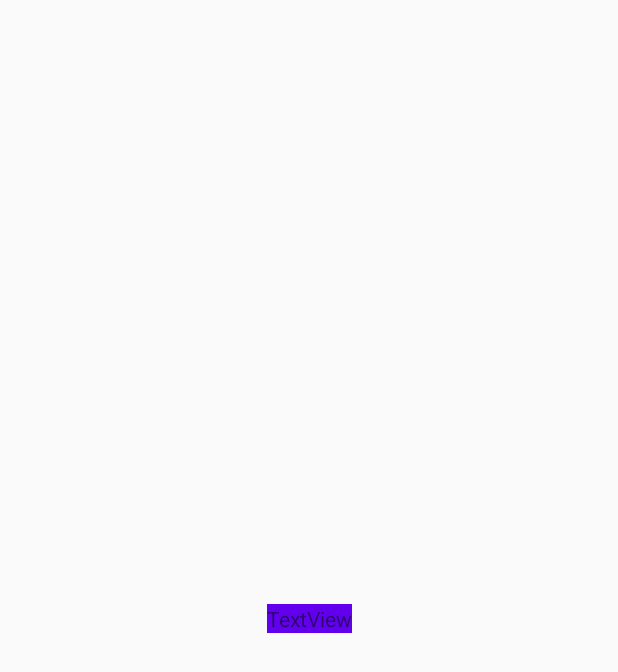
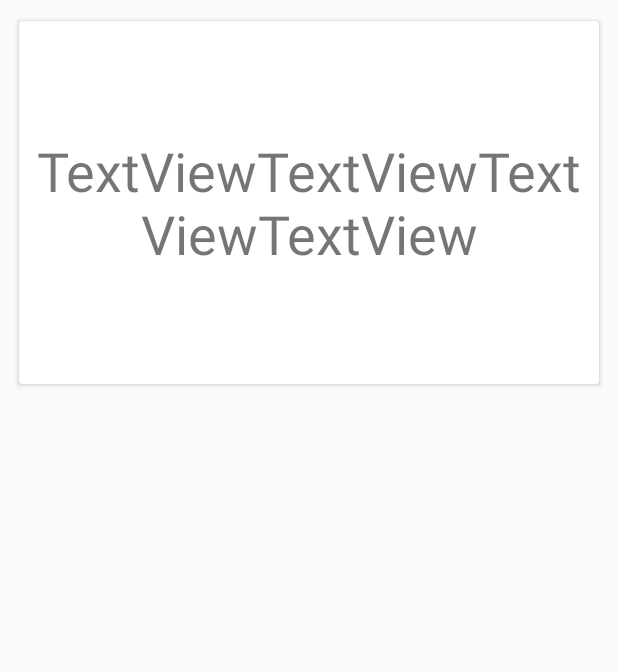
Before and after one commit to raphaelframos/matcheduc, an Android app: the layout adapter_cardstacktheme.xml on its own in the app's theme, with its tools: preview values and no code run, on a phone screen of 412 x 824 dp. Shown: the top 672 px of the screen. Run offline under Robolectric (Android 15) with nearby library versions, the phone set to English and light mode, and no system bars.

Commit message:
Tela de match com botoes

```diff
--- a/app/build.gradle
+++ b/app/build.gradle
@@ -60,4 +60,5 @@ dependencies {
     testImplementation 'junit:junit:4.12'
     androidTestImplementation 'androidx.test.ext:junit:1.1.1'
     androidTestImplementation 'androidx.test.espresso:espresso-core:3.2.0'
+    implementation 'com.android.support:recyclerview-v7:28.0.0'
 }
--- a/app/src/main/java/powellapps/matcheduc/model/Theme.kt
+++ b/app/src/main/java/powellapps/matcheduc/model/Theme.kt
@@ -1,5 +1,5 @@
 package powellapps.matcheduc.model
 
-class Theme(val name: String) {
+data class Theme(val name: String) {
 
 }
--- a/app/src/main/res/layout/adapter_cardstacktheme.xml
+++ b/app/src/main/res/layout/adapter_cardstacktheme.xml
@@ -6,20 +6,27 @@
     android:layout_width="match_parent"
     android:layout_height="match_parent">
 
-    <TextView
-        android:id="@+id/textViewName"
-        android:layout_width="wrap_content"
-        android:layout_height="wrap_content"
-        android:layout_marginStart="8dp"
-        android:layout_marginLeft="8dp"
-        android:layout_marginTop="8dp"
-        android:layout_marginEnd="8dp"
-        android:layout_marginRight="8dp"
-        android:layout_marginBottom="8dp"
+    <androidx.cardview.widget.CardView
+        android:layout_width="match_parent"
+        android:layout_height="250dp"
+        android:layout_margin="10dp"
         android:background="@color/colorPrimary"
-        android:text="TextView"
-        app:layout_constraintBottom_toBottomOf="parent"
+        app:cardUseCompatPadding="true"
         app:layout_constraintEnd_toEndOf="parent"
         app:layout_constraintStart_toStartOf="parent"
-        app:layout_constraintTop_toTopOf="parent" />
+        app:layout_constraintTop_toTopOf="parent">
+
+        <TextView
+            android:id="@+id/textViewName"
+            android:layout_width="wrap_content"
+            android:layout_height="wrap_content"
+            android:layout_gravity="center"
+            android:gravity="center_horizontal"
+            android:layout_margin="10dp"
+            android:text="TextViewTextViewTextViewTextView"
+            android:textSize="36sp" />
+
+    </androidx.cardview.widget.CardView>
+
+
 </androidx.constraintlayout.widget.ConstraintLayout>
```
Also changed, not shown: app/src/main/java/powellapps/matcheduc/ui/cardstack/TinderFragment.kt (+15 -1 lines), app/src/main/res/drawable/like_green_24dp.xml (added, +11 -0 lines), app/src/main/res/drawable/rewind_blue_24dp.xml (added, +11 -0 lines), app/src/main/res/drawable/skip_red_24dp.xml (added, +11 -0 lines), app/src/main/res/layout/fragment_tinder.xml (+60 -4 lines).
